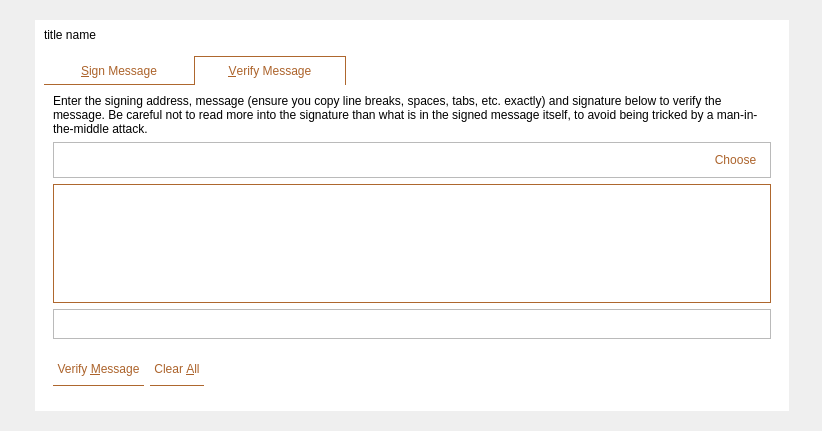
The window that src/qt/forms/signverifymessagedialog.ui (MassGrid/MassGrid) describes before a commit, drawn with Qt 5.
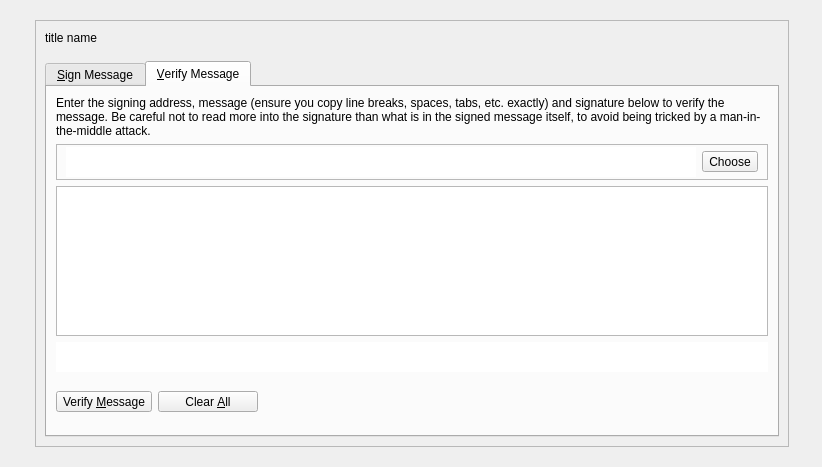
The same window after the commit. The open tabs and pages were chosen to show the change. Icons and pictures are not drawn. Custom widgets are drawn as their Qt base class.

What changed in the file:
```diff
--- a/src/qt/forms/signverifymessagedialog.ui
+++ b/src/qt/forms/signverifymessagedialog.ui
@@ -7,7 +7,7 @@
     <x>0</x>
     <y>0</y>
     <width>822</width>
-    <height>431</height>
+    <height>467</height>
    </rect>
   </property>
   <property name="minimumSize">
@@ -41,10 +41,7 @@
    <item row="0" column="0">
     <widget class="QWidget" name="mainWin" native="true">
      <property name="styleSheet">
-      <string notr="true">QWidget#mainWin{
-	border-image: url(:/pic/res/pic/dlgBackgroud.png);
-border:hidden;
-}</string>
+      <string notr="true"/>
      </property>
      <layout class="QGridLayout" name="gridLayout_3">
       <property name="leftMargin">
@@ -62,158 +59,7 @@
       <item row="0" column="0">
        <widget class="QFrame" name="mainframe">
         <property name="styleSheet">
-         <string notr="true">QFrame#mainframe{
-	background-color: rgb(255, 255, 255);
-}
-
-QTabBar::tab
-{
-color: rgb(172, 99, 43);
-border-bottom:1px solid rgb(174,103,46);
-border-left:0px solid rgb(174,103,46);
-border-right:0px solid rgb(174,103,46);
-border-top:0px solid rgb(174,103,46);
-    min-width: 150px;
-    min-height: 28px;
-}
-
-
-QTabBar::tab:selected, QTabBar::tab:hover
-{
-border-left:1px solid rgb(174,103,46);
-border-right:1px solid rgb(174,103,46);
-border-top:1px solid rgb(174,103,46);
-border-bottom:0px solid rgb(174,103,46);
-}
-
-
-QTabBar::tab:selected
-{
-border-left:1px solid rgb(174,103,46);
-border-right:1px solid rgb(174,103,46);
-border-top:1px solid rgb(174,103,46);
-border-bottom:0px solid rgb(174,103,46);
-}
-
-QTabBar::tab:!selected
-{
-color: rgb(172, 99, 43);
-border-bottom:1px solid rgb(174,103,46);
-border-left:0px solid rgb(174,103,46);
-border-right:0px solid rgb(174,103,46);
-border-top:0px solid rgb(174,103,46);
-}
-
-QTabWidget::pane{
-	border:none;
-}
-
-QFrame{
-border:hidden;
-}
-QLineEdit{
-	border-color: rgb(186, 186, 186);
-	border:1px solid rgb(186, 186, 186);
-}
-
-
-QCheckBox{  
-    spacing: 5px;  
-}  
-  
-QCheckBox::indicator{  
-	width:20px;
-	height:20px; 
-}  
-  
-QCheckBox::indicator:unchecked{  
-	border-image: url(:/pic/res/pic/kPic.png);
-}  
-  
-QCheckBox::indicator:checked{  
-	border-image: url(:/pic/res/pic/selectPic.png);
-}  
-  
-QCheckBox::indicator:checked:disabled{  
-    image:url(:/CheckBox/res/checkedDisabled.png);  
-}  
-
-
-QSpinBox{
- height:30px;
- width:30px;
-	background-color: rgba(255, 255, 255, 0);
-	border:hidden;
-}
-QSpinBox::up-button
-{
-	background-color: rgba(255, 255, 255, 0);
-}
-QSpinBox::down-button{
-	background-color: rgba(255, 255, 255, 0);
-}
-
-QFrame#frame_9,QFrame#frame_10{
-	border-color: rgb(186, 186, 186);
-	border:1px solid rgb(186, 186, 186);
-}
-
-QComboBox
-{
-width: 120px;  
-height: 600px;
-border:1px solid rgb(174,103,46);
-font-size: 12pt;
-font-family: 微软雅黑,宋体;
-background-repeat: no-repeat;
-background-position: center left;
-background-color: rgb(255, 255, 255);
-color: rgb(0, 0, 0);
-selection-color: black;
-selection-background-color: darkgray;
-}
-
-QComboBox::drop-down 
-{
-width: 30px; 
-height:30px;
-image: url(:/pic/res/pic/xjt.png);
-}
-QComboBox QAbstractItemView
-{
-height:100px;
-border: 0px;  
-color: rgb(255, 255, 255);
-selection-color: rgb(255, 255, 255);
-selection-background-color: rgb(239, 169, 4);
-background-color: rgb(198, 125, 26);
-}
-QComboBox QAbstractItemView::item
-{
-height: 20px;
-background-color: rgb(198, 125, 26);
-border:hidden;
-}
-
-QPlainTextEdit{
-border:1px solid rgb(174,103,46);
-}
-
-QFrame#frame,QFrame#frame_2,QFrame#frame_3,QValidatedLineEdit#signatureIn_VM{
-	border-color: rgb(186, 186, 186);
-	border:1px solid rgb(186, 186, 186);
-}
-
-QToolButton{
-min-height:30;
-color: rgb(172, 99, 43);
-border-bottom:1px solid rgb(174,103,46);
-border-left:0px solid rgb(174,103,46);
-border-right:0px solid rgb(174,103,46);
-border-top:0px solid rgb(174,103,46);
-}
-
-</string>
+         <string notr="true"/>
         </property>
         <property name="frameShape">
          <enum>QFrame::StyledPanel</enum>
@@ -260,24 +106,27 @@
             </spacer>
            </item>
            <item>
-            <widget class="QToolButton" name="cancelButton">
+            <widget class="QPushButton" name="cancelButton">
              <property name="minimumSize">
               <size>
-               <width>30</width>
-               <height>30</height>
+               <width>34</width>
+               <height>34</height>
               </size>
              </property>
              <property name="maximumSize">
               <size>
-               <width>30</width>
-               <height>30</height>
+               <width>34</width>
+               <height>34</height>
               </size>
              </property>
              <property name="styleSheet">
-              <string notr="true">QToolButton{
-border:hidden;
-image: url(:/pic/res/pic/closeBtn.png);
-}
+              <string notr="true">    min-width:20px;
+    min-height:20px;
+    max-width:20px;
+    max-height:20px;
+    border:7px solid rgb(255,255,255,0);
+    image: url(:/pic/res/pic/closeBtn.png);
+
 </string>
              </property>
              <property name="text">
@@ -635,7 +484,7 @@
                      <string>Choose previously used address</string>
                     </property>
                     <property name="styleSheet">
-                     <string notr="true">border:hidden;</string>
+                     <string notr="true"/>
                     </property>
                     <property name="text">
                      <string>Choose</string>
@@ -666,6 +515,9 @@
                    <height>30</height>
                   </size>
                  </property>
+                 <property name="styleSheet">
+                  <string notr="true">border:hidden;</string>
+                 </property>
                 </widget>
                </item>
                <item>
@@ -692,6 +544,12 @@
                  </item>
                  <item>
                   <widget class="QToolButton" name="clearButton_VM">
+                   <property name="minimumSize">
+                    <size>
+                     <width>100</width>
+                     <height>0</height>
+                    </size>
+                   </property>
                    <property name="toolTip">
                     <string>Reset all verify message fields</string>
                    </property>
@@ -705,6 +563,12 @@
                     <iconset resource="../massgrid.qrc">
                      <normaloff>:/pic/res/pic/minBtn.png</normaloff>:/pic/res/pic/minBtn.png</iconset>
                    </property>
+                   <property name="iconSize">
+                    <size>
+                     <width>10</width>
+                     <height>10</height>
+                    </size>
+                   </property>
                    <property name="toolButtonStyle">
                     <enum>Qt::ToolButtonTextBesideIcon</enum>
                    </property>
```
Left out of the diff: 20 changed lines with no effect on the pictures.
